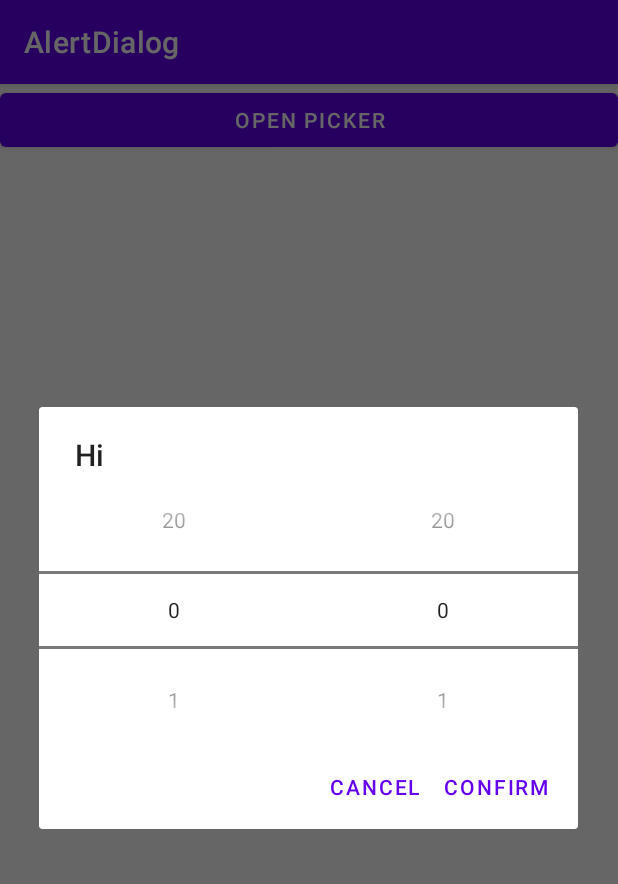
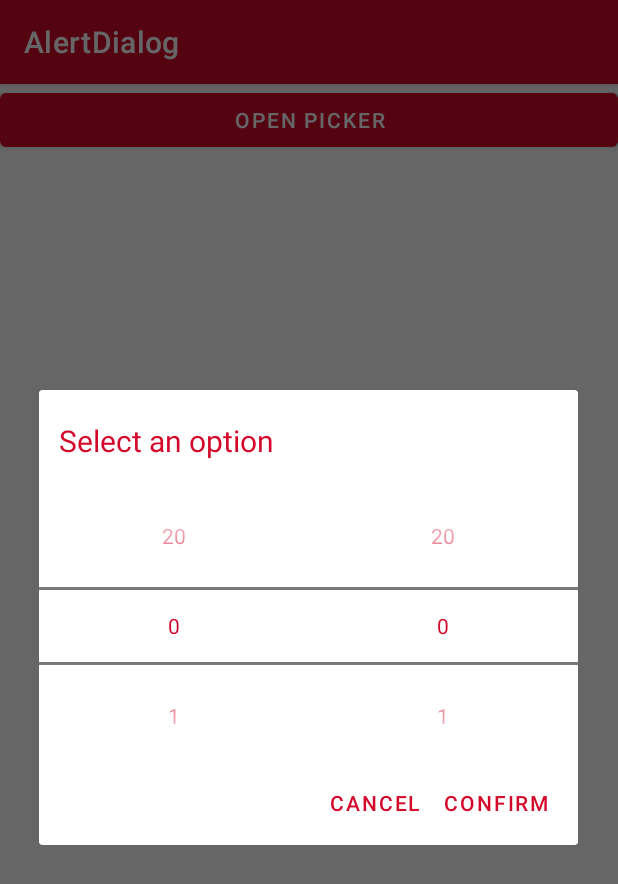
Before and after one commit to tomgransden/AndroidAccessiblePicker, an Android app: the screen it shows after launch (MainActivity), after a tap on "OPEN PICKER", on a phone screen of 412 x 824 dp. Shown: the top 884 px of the screen. Run offline under Robolectric (Android 15) with nearby library versions, the phone set to English and light mode, and no system bars.

Commit message:
Add brand coloring

```diff
--- a/app/src/main/java/com/example/alertdialog/MainActivity.java
+++ b/app/src/main/java/com/example/alertdialog/MainActivity.java
@@ -1,15 +1,20 @@
 package com.example.alertdialog;
+
+import android.graphics.Paint;
+import android.os.Build;
+import android.os.Bundle;
+import android.util.Log;
+import android.view.Gravity;
+import android.view.View;
+import android.widget.EditText;
+import android.widget.LinearLayout;
+import android.widget.NumberPicker;
+import android.widget.TextView;
 
 import androidx.appcompat.app.AlertDialog;
 import androidx.appcompat.app.AppCompatActivity;
-import androidx.appcompat.widget.LinearLayoutCompat;
 
-import android.content.DialogInterface;
-import android.os.Bundle;
-import android.view.Gravity;
-import android.view.View;
-import android.widget.LinearLayout;
-import android.widget.NumberPicker;
+import java.lang.reflect.Field;
 
 public class MainActivity extends AppCompatActivity {
 
@@ -36,21 +41,68 @@ public class MainActivity extends AppCompatActivity {
         NumberPicker np1 = new NumberPicker(this);
         np1.setMinValue(0);
         np1.setMaxValue(20);
+        np1.setDescendantFocusability(NumberPicker.FOCUS_BLOCK_DESCENDANTS);
+        if (Build.VERSION.SDK_INT >= Build.VERSION_CODES.Q) {
+            np1.setTextColor(getResources().getColor(R.color.sw_red));
+        } else {
+            setNumberPickerTextColor(np1, getResources().getColor(R.color.sw_red));
+        }
         np1.setLayoutParams(new LinearLayout.LayoutParams(LinearLayout.LayoutParams.MATCH_PARENT, LinearLayout.LayoutParams.WRAP_CONTENT, 50));
 
         NumberPicker np2 = new NumberPicker(this);
         np2.setMinValue(0);
         np2.setMaxValue(20);
+        if (Build.VERSION.SDK_INT >= Build.VERSION_CODES.Q) {
+            np2.setTextColor(getResources().getColor(R.color.sw_red));
+        } else {
+            setNumberPickerTextColor(np2, getResources().getColor(R.color.sw_red));
+        }
+
         np2.setLayoutParams(new LinearLayout.LayoutParams(LinearLayout.LayoutParams.MATCH_PARENT, LinearLayout.LayoutParams.WRAP_CONTENT, 50));
 
         parent.addView(np1);
         parent.addView(np2);
 
+        TextView textView = new TextView(this);
+        textView.setText("Select an option");
+        textView.setPadding(20, 30, 20, 30);
+        textView.setTextSize(20F);
+        textView.setTextColor(getResources().getColor(R.color.sw_red));
+
         builder.setView(parent);
+        builder.setCustomTitle(textView);
 
 
 
         builder.show();
 
     }
+
+    public static void setNumberPickerTextColor(NumberPicker numberPicker, int color)
+    {
+
+        try{
+            Field selectorWheelPaintField = numberPicker.getClass()
+                    .getDeclaredField("mSelectorWheelPaint");
+            selectorWheelPaintField.setAccessible(true);
+            ((Paint)selectorWheelPaintField.get(numberPicker)).setColor(color);
+        }
+        catch(NoSuchFieldException e){
+            Log.w("setNumberPickerTextColor", e);
+        }
+        catch(IllegalAccessException e){
+            Log.w("setNumberPickerTextColor", e);
+        }
+        catch(IllegalArgumentException e){
+            Log.w("setNumberPickerTextColor", e);
+        }
+
+        final int count = numberPicker.getChildCount();
+        for(int i = 0; i < count; i++){
+            View child = numberPicker.getChildAt(i);
+            if(child instanceof EditText)
+                ((EditText)child).setTextColor(color);
+        }
+        numberPicker.invalidate();
+    }
 }
--- a/app/src/main/res/values/colors.xml
+++ b/app/src/main/res/values/colors.xml
@@ -7,4 +7,5 @@
     <color name="teal_700">#FF018786</color>
     <color name="black">#FF000000</color>
     <color name="white">#FFFFFFFF</color>
+    <color name="sw_red">#D3072A</color>
 </resources>
--- a/app/src/main/res/values/themes.xml
+++ b/app/src/main/res/values/themes.xml
@@ -2,11 +2,11 @@
     <!-- Base application theme. -->
     <style name="Theme.AlertDialog" parent="Theme.MaterialComponents.DayNight.DarkActionBar">
         <!-- Primary brand color. -->
-        <item name="colorPrimary">@color/purple_500</item>
+        <item name="colorPrimary">@color/sw_red</item>
         <item name="colorPrimaryVariant">@color/purple_700</item>
         <item name="colorOnPrimary">@color/white</item>
         <!-- Secondary brand color. -->
-        <item name="colorSecondary">@color/teal_200</item>
+        <item name="colorSecondary">@color/white</item>
         <item name="colorSecondaryVariant">@color/teal_700</item>
         <item name="colorOnSecondary">@color/black</item>
         <!-- Status bar color. -->
```
